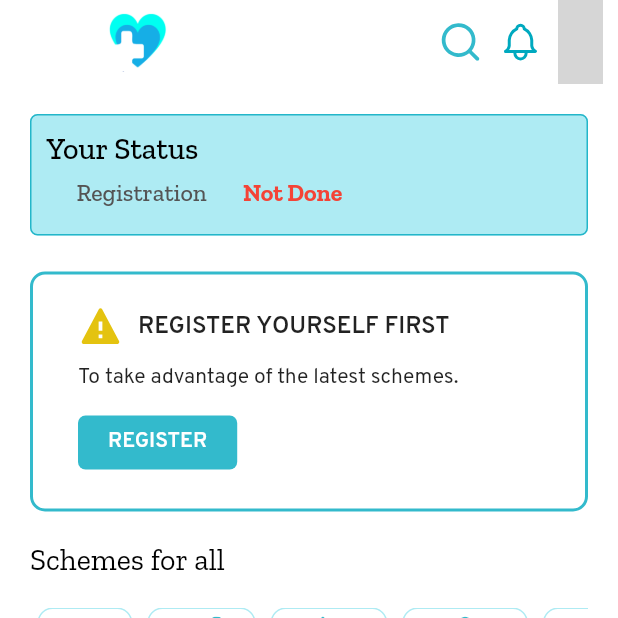
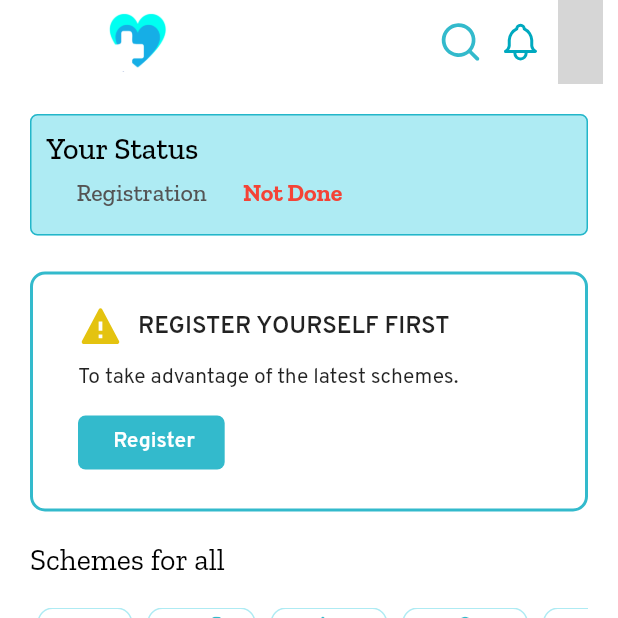
Before and after one commit to SHEKHAR02002/Scheme_Suvidha, a Flutter app: the Home screen opened directly, on a phone screen of 412 x 824 dp, the top half of it. Run offline on Flutter 3.47's test engine with Material 2 defaults, Android fonts, the phone set to English and light mode, and no system bars; our stand-ins replace cached_network_image, carousel_slider, cloud_firestore, dropdown_button2, extended_image, file_picker and 17 more; missing offline and left inert: alan_voice, firebase_app_check, syncfusion_flutter_pdfviewer, tbib_splash_screen; accounts and stored records are empty; generated files the repository leaves out were written again; network calls fail; project files that could hold a hidden picture were left out; grey boxes are pictures that could not be loaded.

Commit message:
homepage and profile page localization done

```diff
--- a/lib/Screen/home.dart
+++ b/lib/Screen/home.dart
@@ -28,6 +28,7 @@ import 'package:scheme/widget/skeleton/schemecardskeleton.dart';
 import 'package:scheme/widget/skeleton/schemestatuscard.dart';
 import 'package:scheme/widget/statusapplyschemecard.dart';
 import 'package:scheme/widget/statuscard.dart';
+import 'package:flutter_gen/gen_l10n/app_localizations.dart';
 
 ValueNotifier<List> schemeDataList = ValueNotifier<List>([]);
 
@@ -349,7 +350,7 @@ class _HomeState extends State<Home> {
                   ),
                   register
                       ? Text(
-                          "Recommend For You",
+                          AppLocalizations.of(context)!.recommendforyou,
                           style: TextStyle(
                               color: black,
                               fontFamily: "Zilla",
@@ -378,7 +379,7 @@ class _HomeState extends State<Home> {
                   Row(
                     children: [
                       Text(
-                        "Schemes for all",
+                        AppLocalizations.of(context)!.schemesforall,
                         style: TextStyle(
                             color: black,
                             fontFamily: "Zilla",
@@ -418,7 +419,7 @@ class _HomeState extends State<Home> {
                           selectfilter: () => getFilter(
                               filter: "Health & for purchase of aids",
                               setFilterIndex: 1),
-                          title: 'Health',
+                          title: AppLocalizations.of(context)!.health,
                           path: "assets/medical.svg",
                           seletedFilterindex: selctedFilter,
                           myindex: 1,
@@ -426,35 +427,35 @@ class _HomeState extends State<Home> {
                         FilterContainer(
                             selectfilter: () =>
                                 getFilter(filter: "Pension", setFilterIndex: 2),
-                            title: 'Pension',
+                            title: AppLocalizations.of(context)!.pension,
                             path: "assets/retirement.svg",
                             seletedFilterindex: selctedFilter,
                             myindex: 2),
                         FilterContainer(
                             selectfilter: () => getFilter(
                                 filter: "Business", setFilterIndex: 3),
-                            title: 'Business',
+                            title: AppLocalizations.of(context)!.business,
                             path: "assets/Growth.svg",
                             seletedFilterindex: selctedFilter,
                             myindex: 3),
                         FilterContainer(
                             selectfilter: () => getFilter(
                                 filter: "Career/ Education", setFilterIndex: 4),
-                            title: 'Education',
+                            title: AppLocalizations.of(context)!.education,
                             path: "assets/mortarboard.svg",
                             seletedFilterindex: selctedFilter,
                             myindex: 4),
                         FilterContainer(
                             selectfilter: () => getFilter(
                                 filter: "Transport", setFilterIndex: 5),
-                            title: 'Transport',
+                            title: AppLocalizations.of(context)!.transport,
                             path: "assets/car.svg",
                             seletedFilterindex: selctedFilter,
                             myindex: 5),
                         FilterContainer(
                             selectfilter: () => getFilter(
                                 filter: "Marriage", setFilterIndex: 6),
-                            title: 'Marriage',
+                            title: AppLocalizations.of(context)!.marriage,
                             path: "assets/wedding.svg",
                             seletedFilterindex: selctedFilter,
                             myindex: 6),
@@ -509,7 +510,9 @@ class _HomeState extends State<Home> {
                         });
                       },
                       child: Text(
-                        nomore ? "Less..." : "More...",
+                        nomore
+                            ? AppLocalizations.of(context)!.less
+                            : AppLocalizations.of(context)!.more,
                         style: TextStyle(
                             color: primary,
                             fontSize: 16,
@@ -517,9 +520,9 @@ class _HomeState extends State<Home> {
                       ),
                     ),
                   ),
-                  const Text(
-                    "NearBy NGOs",
-                    style: TextStyle(
+                  Text(
+                    AppLocalizations.of(context)!.nearbyngo,
+                    style: const TextStyle(
                         fontSize: 20,
                         fontWeight: FontWeight.w500,
                         fontFamily: "Zilla"),
@@ -560,7 +563,7 @@ class _HomeState extends State<Home> {
                     height: 20,
                   ),
                   Text(
-                    "Campaigns",
+                    AppLocalizations.of(context)!.campaigns,
                     style: TextStyle(
                         color: black,
                         fontFamily: "Zilla",
@@ -592,7 +595,8 @@ class _HomeState extends State<Home> {
                             crossAxisAlignment: CrossAxisAlignment.start,
                             children: [
                               Text(
-                                "Need help in registering or applying\nscheme ??",
+                                AppLocalizations.of(context)!
+                                    .needhelpinregister,
                                 style: TextStyle(
                                     color: primary,
                                     fontSize: 14,
@@ -600,7 +604,8 @@ class _HomeState extends State<Home> {
                                     fontFamily: "Zilla"),
                               ),
                               Text(
-                                "We got verified agents that would\nhelp you",
+                                AppLocalizations.of(context)!
+                                    .wegotverifiedagent,
                                 style: TextStyle(
                                     color: primary,
                                     fontSize: 14,
@@ -621,9 +626,9 @@ class _HomeState extends State<Home> {
                                       MaterialPageRoute(
                                           builder: (context) =>
                                               const KnowAgent())),
-                                  child: const Text(
-                                    "know more",
-                                    style: TextStyle(
+                                  child: Text(
+                                    AppLocalizations.of(context)!.knowmore,
+                                    style: const TextStyle(
                                         fontSize: 12,
                                         fontWeight: FontWeight.w500,
                                         color: Colors.black),
--- a/lib/widget/alertcard.dart
+++ b/lib/widget/alertcard.dart
@@ -3,6 +3,7 @@ import 'package:flutter_svg/flutter_svg.dart';
 import 'package:responsive_framework/responsive_framework.dart';
 import 'package:scheme/Theme/color.dart';
 import 'package:scheme/Screen/registrationscreens/upload.dart';
+import 'package:flutter_gen/gen_l10n/app_localizations.dart';
 
 class AlertCard extends StatefulWidget {
   const AlertCard({super.key});
@@ -59,14 +60,14 @@ class _AlertCardState extends State<AlertCard> {
                 const SizedBox(
                   width: 10,
                 ),
-                Text("REGISTER YOURSELF FIRST",
+                Text(AppLocalizations.of(context)!.registeryourself,
                     style: TextStyle(
                         fontSize: fontsize16, fontWeight: FontWeight.w600)),
               ],
             ),
             Padding(
               padding: const EdgeInsets.symmetric(vertical: 10),
-              child: Text('To take advantage of the latest schemes.',
+              child: Text(AppLocalizations.of(context)!.takeadvantagescheme,
                   style: TextStyle(
                       fontSize: fontsize14, fontWeight: FontWeight.w400)),
             ),
@@ -83,7 +84,7 @@ class _AlertCardState extends State<AlertCard> {
                     MaterialPageRoute(
                         builder: (context) => const UploadDoument())),
                 child: Text(
-                  "REGISTER",
+                  AppLocalizations.of(context)!.register,
                   style: TextStyle(
                       fontSize: fontsize14,
                       fontWeight: FontWeight.w600,
--- a/lib/widget/statuscard.dart
+++ b/lib/widget/statuscard.dart
@@ -1,6 +1,7 @@
 import 'package:flutter/material.dart';
 import 'package:responsive_framework/responsive_framework.dart';
 import 'package:scheme/Theme/color.dart';
+import 'package:flutter_gen/gen_l10n/app_localizations.dart';
 
 class StatusCard extends StatelessWidget {
   final bool register, verify;
@@ -32,7 +33,7 @@ class StatusCard extends StatelessWidget {
           borderRadius: BorderRadius.circular(5)),
       child: Column(crossAxisAlignment: CrossAxisAlignment.stretch, children: [
         Text(
-          "Your Status",
+          AppLocalizations.of(context)!.yourstatus,
           style: TextStyle(
               color: Colors.black,
               fontFamily: "Zilla",
@@ -43,7 +44,7 @@ class StatusCard extends StatelessWidget {
           padding: const EdgeInsets.symmetric(horizontal: 20.0, vertical: 8),
           child: RichText(
             text: TextSpan(
-              text: 'Registration       ',
+              text: AppLocalizations.of(context)!.registration,
               style: TextStyle(
                   color: text2,
                   fontFamily: "Zilla",
@@ -51,7 +52,9 @@ class StatusCard extends StatelessWidget {
                   fontWeight: FontWeight.w500),
               children: <TextSpan>[
                 TextSpan(
-                  text: register ? "Done" : "Not Done",
+                  text: register
+                      ? AppLocalizations.of(context)!.done
+                      : AppLocalizations.of(context)!.notdone,
                   style: TextStyle(
                       color: register ? Colors.green : Colors.red,
                       fontFamily: "Zilla",
```
Also changed, not shown: lib/Screen/profile.dart (+16 -15 lines), lib/l10n/app_en.arb (+32 -1 lines), lib/l10n/app_hi.arb (+32 -1 lines), lib/l10n/app_mr.arb (+32 -1 lines), lib/widget/statusapplyschemecard.dart (+9 -7 lines).
